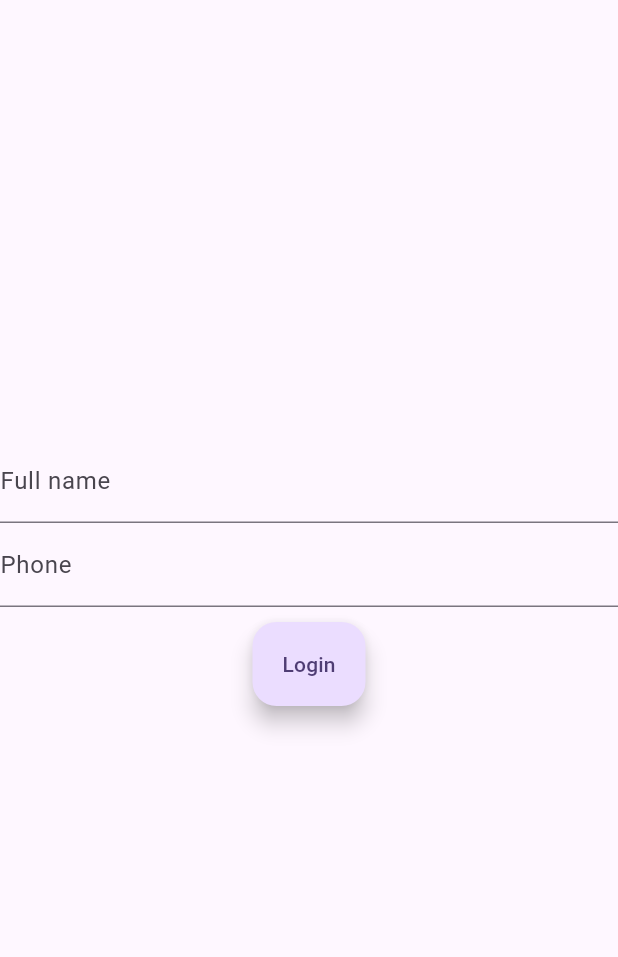
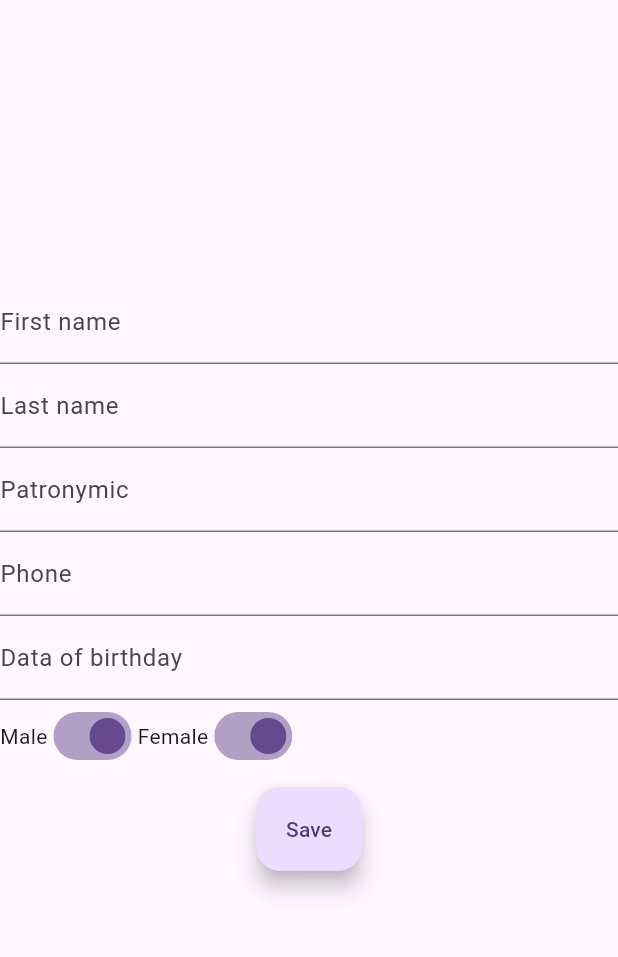
Before and after one commit to Pavel-Stefashin/CatalogOfCars, a Flutter app: the screen it shows after launch, after a tap on "Authorization", on a phone screen of 412 x 824 dp, the part 80-1037 px from its top. Run offline on Flutter 3.47's test engine with Material 3 defaults, Android fonts, the phone set to English and light mode, and no system bars.

Commit message:
Maked login, authorization

```diff
--- a/lib/items/objects.dart
+++ b/lib/items/objects.dart
@@ -2,6 +2,7 @@ import 'package:flutter/material.dart';
 
 class MyTextField extends StatelessWidget {
   String fildTitle = '';
+  int countOf = 10;
 
   MyTextField(String myTextField_Title)
   {
@@ -42,7 +43,7 @@ class _SwitchFieldState extends State<SwitchField> {
     return Switch(
       // This bool value toggles the switch.
       value: light,
-      activeColor: Colors.red,
+      activeColor: Color.fromARGB(255, 102, 73, 143),
       onChanged: (bool value) {
         // This is called when the user toggles the switch.
         setState(() {
--- a/lib/screan/authorization.dart
+++ b/lib/screan/authorization.dart
@@ -16,19 +16,27 @@ class Authorization extends StatelessWidget {
       ),
       body: Center(
         child: Container(
-          height: 300,
+          height: 400,
           width: 450,
           child: Column(
             mainAxisAlignment: MainAxisAlignment.center,
             children: <Widget>[
-              MyTextField('Full name'),
+              MyTextField('First name'),
+              MyTextField('Last name'),
+              MyTextField('Patronymic'),
               MyTextField('Phone'),
-
+              MyTextField('Data of birthday'),
+              Row(children: [
+                Text('Male'),
+                SwitchField(),
+                Text('Female'),
+                SwitchField(),
+              ],),
               Container(
                   padding: EdgeInsets.all(10),
                 child: FloatingActionButton.extended(onPressed: (){
                   Navigator.pop(context);},
-                  label: Text("Login"),
+                  label: Text("Save"),
                 ),
               ),
             ],
--- a/lib/screan/login.dart
+++ b/lib/screan/login.dart
@@ -19,7 +19,7 @@ class Login extends StatelessWidget {
             width: 450,
             child: Column(
               children: [
-                MyTextField('Full name'),
+                MyTextField('Phone'),
                 MyTextField('Password'),
                 Container(
                   padding: EdgeInsets.all(10),
```
